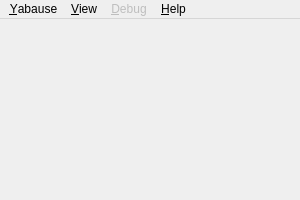
First picture: the form in yabause/src/qt/ui/UIYabause.ui, repository KitoHo/yabause, before the edit.
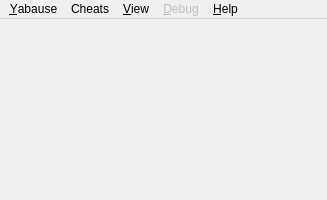
Second picture: the form after the edit.

Commit message: Add all new classes relating to integration of the Cheats engine of yabause

Patch:
```diff
--- a/yabause/src/qt/ui/UIYabause.ui
+++ b/yabause/src/qt/ui/UIYabause.ui
@@ -3,9 +3,9 @@
  <widget class="QMainWindow" name="UIYabause" >
   <property name="geometry" >
    <rect>
-    <x>1</x>
-    <y>22</y>
-    <width>300</width>
+    <x>0</x>
+    <y>0</y>
+    <width>327</width>
     <height>200</height>
    </rect>
   </property>
@@ -18,8 +18,8 @@
     <rect>
      <x>0</x>
      <y>0</y>
-     <width>300</width>
-     <height>22</height>
+     <width>327</width>
+     <height>27</height>
     </rect>
    </property>
    <widget class="QMenu" name="mYabause" >
@@ -113,7 +113,14 @@
     </property>
     <addaction name="aHelpAbout" />
    </widget>
+   <widget class="QMenu" name="mCheats" >
+    <property name="title" >
+     <string>Cheats</string>
+    </property>
+    <addaction name="aCheatsList" />
+   </widget>
    <addaction name="mYabause" />
+   <addaction name="mCheats" />
    <addaction name="mView" />
    <addaction name="mViewDebug" />
    <addaction name="mHelp" />
```
Left out of the diff: 5 changed lines with no effect on the pictures. The commit also changes 12 other files.
